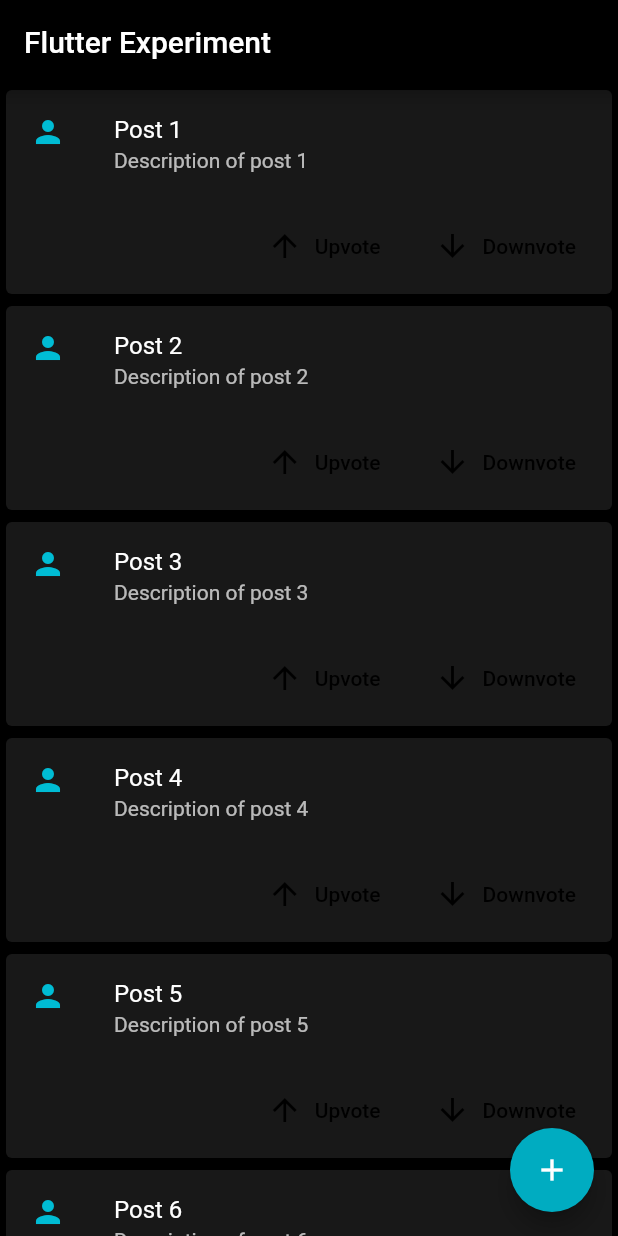
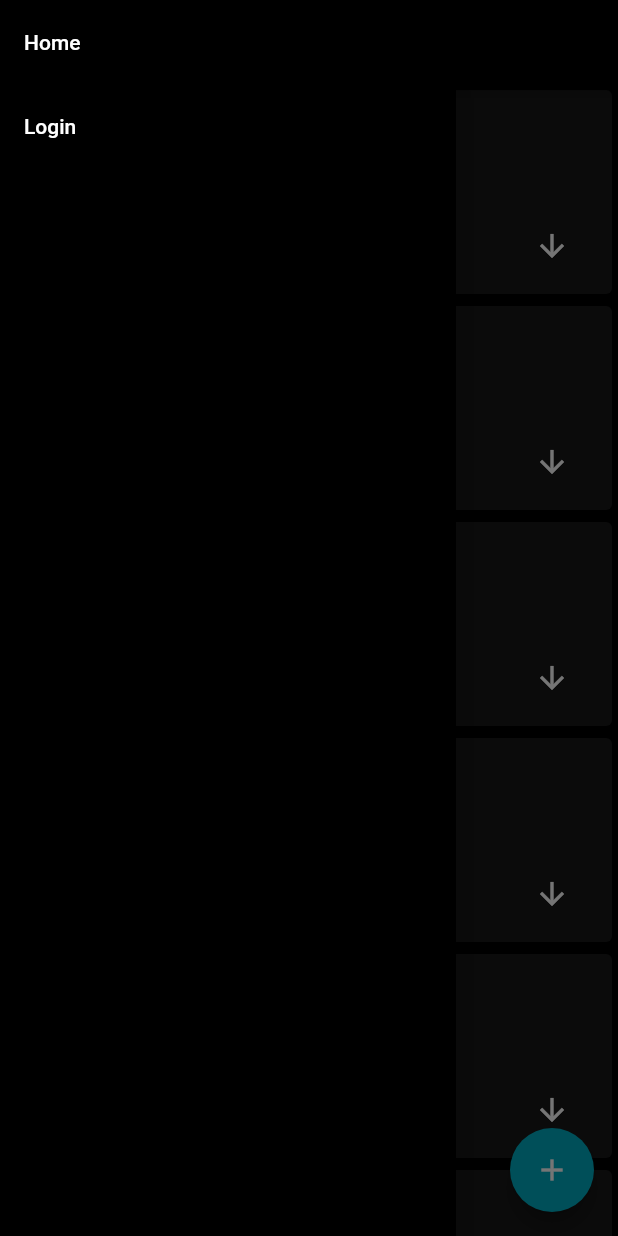
Before and after one commit to v16s/flutter_experiment, a Flutter app: the screen it shows after launch, with the side drawer open (before the commit the screen has no drawer), on a phone screen of 412 x 824 dp. Run offline on Flutter 3.47's test engine with Material 2 defaults, Android fonts, the phone set to English and light mode, and no system bars; Roboto replaces fonts that are missing (Montserrat, Roboto Mono).

Commit message:
some changes didnt get committed? :thinking:

```diff
--- a/lib/card.dart
+++ b/lib/components/card.dart
@@ -42,14 +42,14 @@ class PostCard extends StatelessWidget {
           ButtonTheme.bar(
             child: ButtonBar(
               children: <Widget>[
-                FlatButton.icon(
-                  icon: Icon(Icons.arrow_upward),
-                  label: Text('Upvote'),
+                FlatButton(
+                  child: Icon(Icons.arrow_upward),
+                  shape: new CircleBorder(),
                   onPressed: () {},
                 ),
-                FlatButton.icon(
-                  icon: Icon(Icons.arrow_downward),
-                  label: Text('Downvote'),
+                FlatButton(
+                  child: Icon(Icons.arrow_downward),
+                  shape: new CircleBorder(),
                   onPressed: () {},
                 )
               ],
--- /dev/null
+++ b/lib/components/drawer.dart
@@ -0,0 +1,25 @@
+import 'package:flutter/material.dart';
+
+class PostDrawer extends StatelessWidget {
+  @override
+  Widget build(BuildContext context) {
+    return Drawer(
+      child: ListView(
+        children: <Widget>[
+          ListTile(
+            title: Text('Home'),
+            onTap: () {
+              Navigator.pop(context);
+            },
+          ),
+          ListTile(
+            title: Text('Login'),
+            onTap: () {
+              Navigator.pushNamed(context, '/login');
+            },
+          )
+        ],
+      ),
+    );
+  }
+}
--- a/lib/main.dart
+++ b/lib/main.dart
@@ -1,22 +1,32 @@
 import 'package:flutter/material.dart';
-import 'card.dart';
+import 'views/home.dart';
+import 'views/login.dart';
 
-void main() => runApp(MyApp());
+void main() => runApp(App());
 
-class MyApp extends StatelessWidget {
+class App extends StatelessWidget {
   // This widget is the root of your application.
   @override
   Widget build(BuildContext context) {
     String appName = 'Flutter Experiment';
     return MaterialApp(
       title: appName,
+      initialRoute: '/',
+      routes: {
+        '/': (context) => HomePage(
+              title: appName,
+            ),
+        '/login': (context) => LoginPage()
+      },
+
       theme: new ThemeData(
         backgroundColor: Colors.black,
         primaryColor: Colors.black,
         accentColor: Colors.cyan[600],
         fontFamily: 'Montserrat',
         scaffoldBackgroundColor: Colors.black,
-
+        brightness: Brightness.dark,
+        canvasColor: Colors.black,
         textTheme: TextTheme(
             headline: TextStyle(fontSize: 72, fontWeight: FontWeight.bold),
             title: TextStyle(fontSize: 36, fontStyle: FontStyle.italic),
@@ -25,89 +35,7 @@ class MyApp extends StatelessWidget {
                 fontFamily: 'Roboto Mono',
                 color: Colors.white)), // new
       ),
-      home: MyHomePage(title: appName),
+      // home: HomePage(title: appName),
     );
   }
 }
-
-class MyHomePage extends StatefulWidget {
-  MyHomePage({Key key, this.title}) : super(key: key);
-
-  // This widget is the home page of your application. It is stateful, meaning
-  // that it has a State object (defined below) that contains fields that affect
-  // how it looks.
-
-  // This class is the configuration for the state. It holds the values (in this
-  // case the title) provided by the parent (in this case the App widget) and
-  // used by the build method of the State. Fields in a Widget subclass are
-  // always marked "final".
-
-  final String title;
-
-  @override
-  _MyHomePageState createState() => _MyHomePageState();
-}
-
-class Post {
-  Post({Key key, this.title, this.description, this.icon});
-  String title, description;
-  Icon icon;
-}
-
-class _MyHomePageState extends State<MyHomePage> {
-  var posts = [1, 2, 3, 4, 5, 6, 7].map((number) => Post(
-      title: "Post ${number.toString()}",
-      description: "Description of post ${number.toString()}",
-      icon: Icon(
-        Icons.person,
-        color: Colors.cyan,
-      )));
-
-  @override
-  Widget build(BuildContext context) {
-    // This method is rerun every time setState is called, for instance as done
-    // by the _incrementCounter method above.
-    //
-    // The Flutter framework has been optimized to make rerunning build methods
-    // fast, so that you can just rebuild anything that needs updating rather
-    // than having to individually change instances of widgets.
-    return Scaffold(
-      appBar: AppBar(
-        // Here we take the value from the MyHomePage object that was created by
-        // the App.build method, and use it to set our appbar title.
-        title: Text(widget.title),
-      ),
-      body: Center(
-        // Center is a layout widget. It takes a single child and positions it
-        // in the middle of the parent.
-        child: ListView(
-          // Column is also layout widget. It takes a list of children and
-          // arranges them vertically. By default, it sizes itself to fit its
-          // children horizontally, and tries to be as tall as its parent.
-          //
-          // Invoke "debug painting" (press "p" in the console, choose the
-          // "Toggle Debug Paint" action from the Flutter Inspector in Android
-          // Studio, or the "Toggle Debug Paint" command in Visual Studio Code)
-          // to see the wireframe for each widget.
-          //
-          // Column has various properties to control how it sizes itself and
-          // how it positions its children. Here we use mainAxisAlignment to
-          // center the children vertically; the main axis here is the vertical
-          // axis because Columns are vertical (the cross axis would be
-          // horizontal).
-          children: posts
-              .map((post) => PostCard(
-                    title: post.title,
-                    description: post.description,
-                    icon: post.icon,
-                  ))
-              .toList(),
-        ),
-      ),
-      floatingActionButton: FloatingActionButton(
-        tooltip: 'New Post',
-        child: Icon(Icons.add),
-      ), // This trailing comma makes auto-formatting nicer for build methods.
-    );
-  }
-}
--- /dev/null
+++ b/lib/types/posts.dart
@@ -0,0 +1,7 @@
+import 'package:flutter/material.dart';
+
+class PostType {
+  PostType({Key key, this.title, this.description, this.icon});
+  String title, description;
+  Icon icon;
+}
--- /dev/null
+++ b/lib/views/home.dart
@@ -0,0 +1,65 @@
+import 'package:flutter/material.dart';
+import 'list.dart';
+import '../types/posts.dart';
+import '../components/drawer.dart';
+
+class HomePage extends StatefulWidget {
+  HomePage({Key key, this.title}) : super(key: key);
+
+  // This widget is the home page of your application. It is stateful, meaning
+  // that it has a State object (defined below) that contains fields that affect
+  // how it looks.
+
+  // This class is the configuration for the state. It holds the values (in this
+  // case the title) provided by the parent (in this case the App widget) and
+  // used by the build method of the State. Fields in a Widget subclass are
+  // always marked "final".
+
+  final String title;
+
+  @override
+  _HomePageState createState() => _HomePageState();
+}
+
+class _HomePageState extends State<HomePage> {
+  var posts = [1, 2, 3, 4, 5, 6, 7, 8, 9]
+      .map((number) => PostType(
+          title: "Post ${number.toString()}",
+          description: "Description of post ${number.toString()}",
+          icon: Icon(
+            Icons.person,
+            color: Colors.cyan,
+          )))
+      .toList();
+
+  @override
+  Widget build(BuildContext context) {
+    // This method is rerun every time setState is called, for instance as done
+    // by the _incrementCounter method above.
+    //
+    // The Flutter framework has been optimized to make rerunning build methods
+    // fast, so that you can just rebuild anything that needs updating rather
+    // than having to individually change instances of widgets.
+    return Scaffold(
+      appBar: AppBar(
+        // Here we take the value from the HomePage object that was created by
+        // the App.build method, and use it to set our appbar title.
+        title: Text(widget.title),
+      ),
+      body: Center(
+        // Center is a layout widget. It takes a single child and positions it
+        // in the middle of the parent.
+        child: PostList(
+          posts: posts,
+        ),
+      ),
+      floatingActionButton: FloatingActionButton(
+        tooltip: 'New Post',
+        child: Icon(Icons.add),
+        onPressed: () {},
+      ),
+      drawer:
+          PostDrawer(), // This trailing comma makes auto-formatting nicer for build methods.
+    );
+  }
+}
--- /dev/null
+++ b/lib/views/list.dart
@@ -0,0 +1,34 @@
+import '../components/card.dart';
+import 'package:flutter/material.dart';
+import '../types/posts.dart';
+
+class PostList extends StatelessWidget {
+  PostList({Key key, this.posts}) : super(key: key);
+  final List<PostType> posts;
+  @override
+  Widget build(BuildContext context) {
+    return ListView(
+      // Column is also layout widget. It takes a list of children and
+      // arranges them vertically. By default, it sizes itself to fit its
+      // children horizontally, and tries to be as tall as its parent.
+      //
+      // Invoke "debug painting" (press "p" in the console, choose the
+      // "Toggle Debug Paint" action from the Flutter Inspector in Android
+      // Studio, or the "Toggle Debug Paint" command in Visual Studio Code)
+      // to see the wireframe for each widget.
+      //
+      // Column has various properties to control how it sizes itself and
+      // how it positions its children. Here we use mainAxisAlignment to
+      // center the children vertically; the main axis here is the vertical
+      // axis because Columns are vertical (the cross axis would be
+      // horizontal).
+      children: posts
+          .map((post) => PostCard(
+                title: post.title,
+                description: post.description,
+                icon: post.icon,
+              ))
+          .toList(),
+    );
+  }
+}
```
Also changed, not shown: 1 other file.
